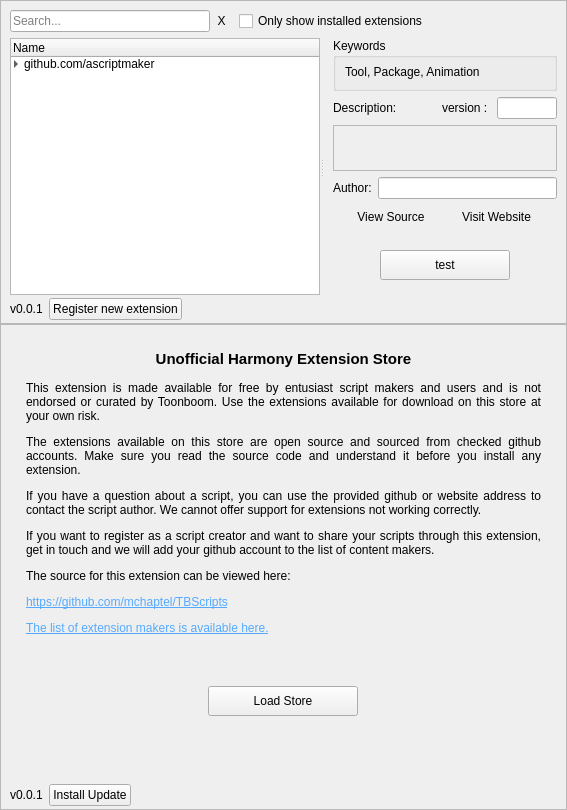
Before: the Qt Designer form ExtensionStore/packages/ExtensionStore/store.ui in mchaptel/TBScripts, drawn with Qt 5.
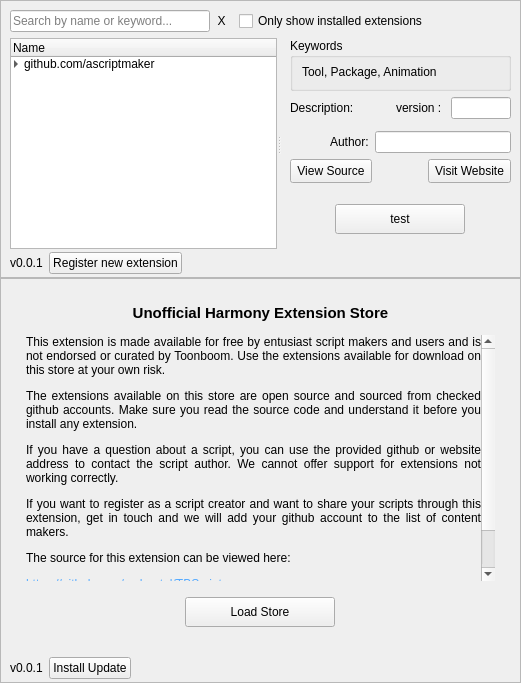
After: the same form once the commit is applied.

Commit message: store.ui : quality of life layout improvements. Store description can now be scrolled

The edit to the form file:
```diff
--- a/ExtensionStore/packages/ExtensionStore/store.ui
+++ b/ExtensionStore/packages/ExtensionStore/store.ui
@@ -6,8 +6,8 @@
    <rect>
     <x>0</x>
     <y>0</y>
-    <width>567</width>
-    <height>810</height>
+    <width>521</width>
+    <height>683</height>
    </rect>
   </property>
   <property name="windowTitle">
@@ -94,7 +94,7 @@
            <string/>
           </property>
           <property name="placeholderText">
-           <string>Search...</string>
+           <string>Search by name or keyword...</string>
           </property>
          </widget>
         </item>
@@ -368,7 +368,20 @@
            </widget>
           </item>
           <item>
-           <layout class="QHBoxLayout" name="horizontalLayout_12" stretch="0,1">
+           <layout class="QHBoxLayout" name="horizontalLayout_12" stretch="0,0,1">
+            <item>
+             <spacer name="horizontalSpacer_6">
+              <property name="orientation">
+               <enum>Qt::Horizontal</enum>
+              </property>
+              <property name="sizeHint" stdset="0">
+               <size>
+                <width>40</width>
+                <height>20</height>
+               </size>
+              </property>
+             </spacer>
+            </item>
             <item>
              <widget class="QLabel" name="label_6">
               <property name="sizePolicy">
@@ -385,7 +398,7 @@
             <item>
              <widget class="QLineEdit" name="authorStoreLabel">
               <property name="sizePolicy">
-               <sizepolicy hsizetype="Expanding" vsizetype="Maximum">
+               <sizepolicy hsizetype="Expanding" vsizetype="Preferred">
                 <horstretch>0</horstretch>
                 <verstretch>1</verstretch>
                </sizepolicy>
@@ -401,7 +414,7 @@
            </layout>
           </item>
           <item>
-           <layout class="QHBoxLayout" name="horizontalLayout" stretch="0,0">
+           <layout class="QHBoxLayout" name="horizontalLayout" stretch="0,0,0">
             <item>
              <widget class="QToolButton" name="sourceButton">
               <property name="sizePolicy">
@@ -429,10 +442,23 @@
                <enum>Qt::ToolButtonTextBesideIcon</enum>
               </property>
               <property name="autoRaise">
-               <bool>true</bool>
+               <bool>false</bool>
               </property>
              </widget>
             </item>
+            <item>
+             <spacer name="horizontalSpacer_7">
+              <property name="orientation">
+               <enum>Qt::Horizontal</enum>
+              </property>
+              <property name="sizeHint" stdset="0">
+               <size>
+                <width>40</width>
+                <height>20</height>
+               </size>
+              </property>
+             </spacer>
+            </item>
             <item>
              <widget class="QToolButton" name="websiteButton">
               <property name="sizePolicy">
@@ -460,7 +486,7 @@
                <enum>Qt::ToolButtonTextBesideIcon</enum>
               </property>
               <property name="autoRaise">
-               <bool>true</bool>
+               <bool>false</bool>
               </property>
              </widget>
             </item>
@@ -606,7 +632,7 @@
          <number>25</number>
         </property>
         <property name="bottomMargin">
-         <number>25</number>
+         <number>9</number>
         </property>
         <item>
          <widget class="QLabel" name="label_11">
@@ -644,6 +670,42 @@
          </spacer>
         </item>
         <item>
+         <widget class="QScrollArea" name="scrollArea">
+          <property name="frameShape">
+           <enum>QFrame::NoFrame</enum>
+          </property>
+          <property name="frameShadow">
+           <enum>QFrame::Plain</enum>
+          </property>
+          <property name="widgetResizable">
+           <bool>true</bool>
+          </property>
+          <widget class="QWidget" name="scrollAreaWidgetContents">
+           <property name="geometry">
+            <rect>
+             <x>0</x>
+             <y>0</y>
+             <width>452</width>
+             <height>254</height>
+            </rect>
+           </property>
+           <layout class="QVBoxLayout" name="verticalLayout_7">
+            <property name="spacing">
+             <number>0</number>
+            </property>
+            <property name="leftMargin">
+             <number>0</number>
+            </property>
+            <property name="topMargin">
+             <number>0</number>
+            </property>
+            <property name="rightMargin">
+             <number>0</number>
+            </property>
+            <property name="bottomMargin">
+             <number>0</number>
+            </property>
+            <item>
          <widget class="QLabel" name="label_3">
           <property name="sizePolicy">
            <sizepolicy hsizetype="Preferred" vsizetype="MinimumExpanding">
@@ -671,11 +733,18 @@
           </property>
          </widget>
         </item>
+           </layout>
+          </widget>
+         </widget>
+        </item>
         <item>
          <spacer name="verticalSpacer_2">
           <property name="orientation">
            <enum>Qt::Vertical</enum>
           </property>
+          <property name="sizeType">
+           <enum>QSizePolicy::Maximum</enum>
+          </property>
           <property name="sizeHint" stdset="0">
            <size>
             <width>17</width>
@@ -712,6 +781,9 @@
           <property name="orientation">
            <enum>Qt::Vertical</enum>
           </property>
+          <property name="sizeType">
+           <enum>QSizePolicy::Maximum</enum>
+          </property>
           <property name="sizeHint" stdset="0">
            <size>
             <width>20</width>
```
Lines whose indentation alone changed are shown as unchanged.
